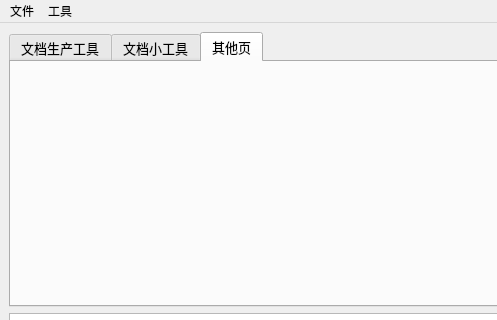
Above: GUI.ui from ks3356143/newToolforTest before the change; both pictures show x 0 to 497 and y 0 to 320 of the 826 by 619 pixel window. Below: the same form after it.
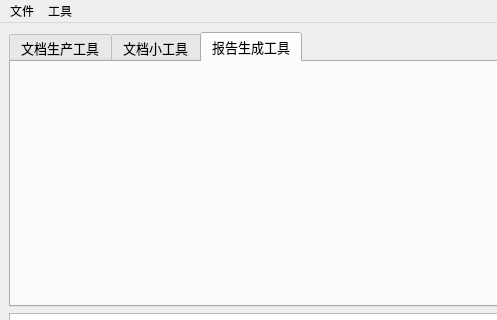
That is the form after the change. The open tabs and pages were chosen to show the change.

Commit message: 转换工具

Diff of the .ui file:
```diff
--- a/GUI.ui
+++ b/GUI.ui
@@ -509,7 +509,7 @@
         </widget>
         <widget class="QWidget" name="tab_3">
          <attribute name="title">
-          <string>其他页</string>
+          <string>报告生成工具</string>
          </attribute>
         </widget>
        </widget>
```
Left out of the diff: 4 changed lines with no effect on the pictures. The commit also changes 4 other files.
